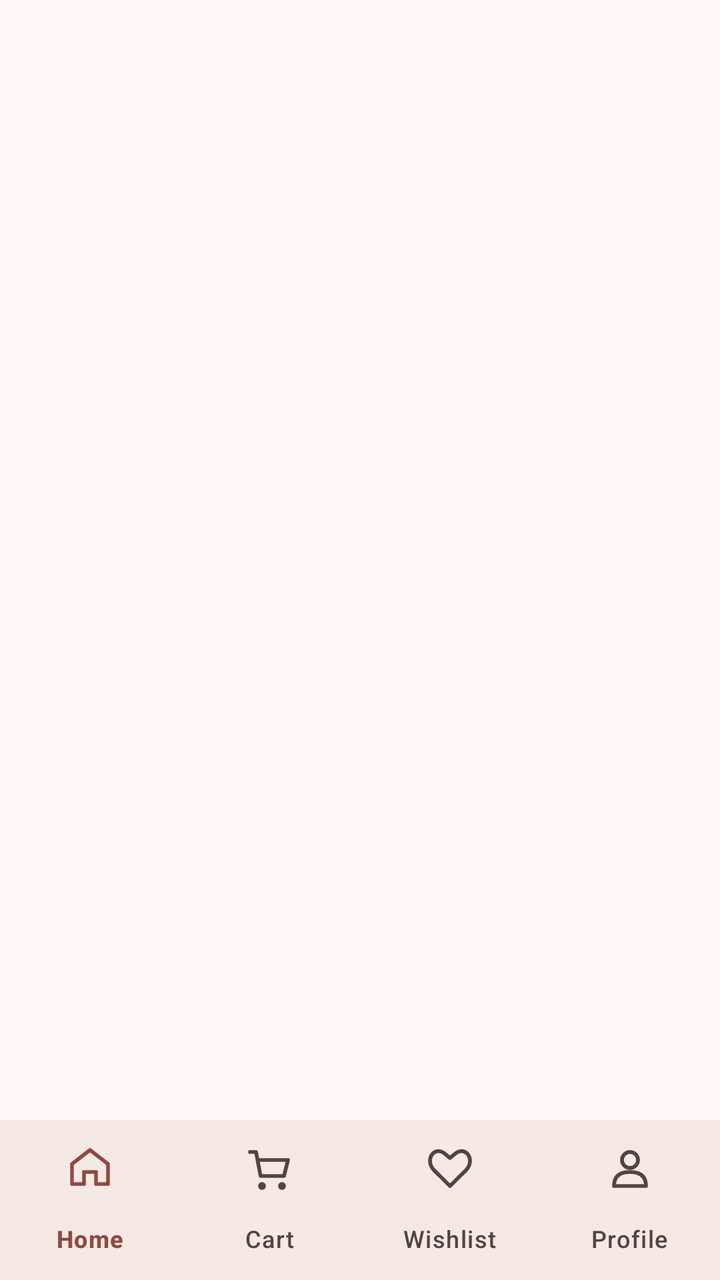
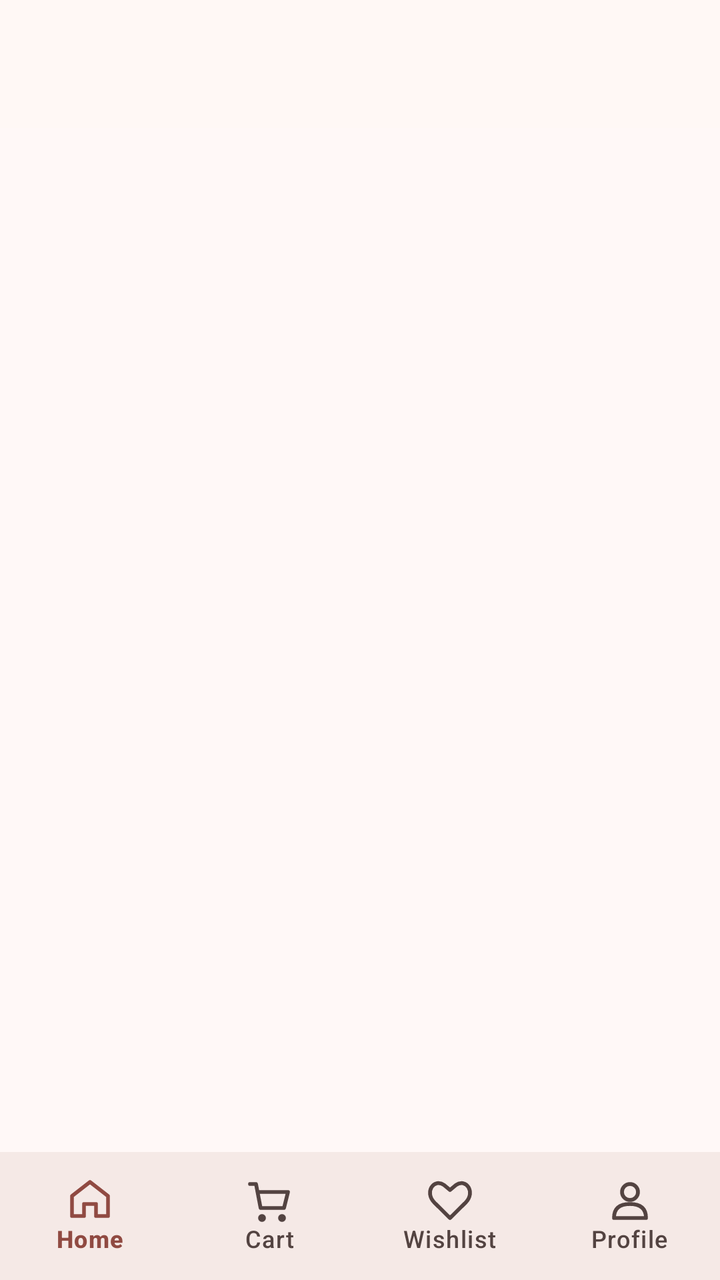

Two renders of the same Android screen: before a commit and after it. Below are the layout's source before the change and the commit's diff.
<!-- AndroidManifest.xml: application theme Theme.ButterQueen -->
<!-- res/layout/activity_main.xml -->
<?xml version="1.0" encoding="utf-8"?>
<androidx.drawerlayout.widget.DrawerLayout
    xmlns:android="http://schemas.android.com/apk/res/android"
    xmlns:app="http://schemas.android.com/apk/res-auto"
    xmlns:tools="http://schemas.android.com/tools"
    android:id="@+id/drawerLayout"
    android:layout_width="match_parent"
    android:layout_height="match_parent"
    android:background="@color/md_theme_background"
    tools:context=".activity.MainActivity">

    <LinearLayout
        android:id="@+id/mainContent"
        android:layout_width="match_parent"
        android:layout_height="match_parent"
        android:orientation="vertical"
        android:background="@color/md_theme_background">

        <com.google.android.material.appbar.MaterialToolbar
            android:id="@+id/toolbar"
            style="@style/Widget.ButterQueen.Toolbar"
            android:layout_width="match_parent"
            android:layout_height="?attr/actionBarSize"
            android:title="@string/toolbar_title"
            app:titleCentered="false" />

        <FrameLayout
            android:id="@+id/contentFrame"
            android:layout_width="match_parent"
            android:layout_height="0dp"
            android:layout_weight="1"
            android:background="@color/md_theme_background" />

        <com.google.android.material.bottomnavigation.BottomNavigationView
            android:id="@+id/bottomNavigation"
            style="@style/Widget.ButterQueen.BottomNavigation"
            android:layout_width="match_parent"
            android:layout_height="wrap_content"
            app:labelVisibilityMode="labeled"
            app:menu="@menu/bottom_nav_menu" />

    </LinearLayout>

    <com.google.android.material.navigation.NavigationView
        android:id="@+id/navigationView"
        style="@style/Widget.ButterQueen.NavigationView"
        android:layout_width="300dp"
        android:layout_height="match_parent"
        android:layout_gravity="start"
        app:headerLayout="@layout/side_nav_header"
        app:itemIconSize="24dp"
        app:menu="@menu/side_nav_menu" />

</androidx.drawerlayout.widget.DrawerLayout>
<!-- res/layout/side_nav_header.xml (included above) -->
<?xml version="1.0" encoding="utf-8"?>
<LinearLayout xmlns:android="http://schemas.android.com/apk/res/android"
    android:layout_width="match_parent"
    android:layout_height="220dp"
    android:orientation="vertical"
    android:gravity="bottom"
    android:padding="20dp"
    android:background="@color/md_theme_primaryContainer">

    <TextView
        android:id="@+id/headerWelcomeText"
        android:layout_width="wrap_content"
        android:layout_height="wrap_content"
        android:text="Welcome back"
        android:textColor="@color/md_theme_onPrimaryContainer"
        android:textSize="13sp"
        android:alpha="0.85" />

    <ImageView
        android:id="@+id/headerAvatar"
        android:layout_width="82dp"
        android:layout_height="82dp"
        android:layout_marginTop="12dp"
        android:layout_marginBottom="14dp"
        android:background="@drawable/bg_nav_avatar"
        android:scaleType="centerCrop"
        android:src="@drawable/account_circle_24px"
        android:contentDescription="Profile Image" />

    <TextView
        android:id="@+id/headerName"
        android:layout_width="wrap_content"
        android:layout_height="wrap_content"
        android:text="ButterQueen User"
        android:textColor="@color/md_theme_onPrimaryContainer"
        android:textSize="19sp"
        android:textStyle="bold" />

    <TextView
        android:id="@+id/headerEmail"
        android:layout_width="match_parent"
        android:layout_height="wrap_content"
        android:layout_marginTop="4dp"
        android:ellipsize="end"
        android:maxLines="1"
        android:text="user@email.com"
        android:textColor="@color/md_theme_onPrimaryContainer"
        android:textSize="14sp"
        android:alpha="0.90" />

    <TextView
        android:id="@+id/headerMemberText"
        android:layout_width="wrap_content"
        android:layout_height="wrap_content"
        android:layout_marginTop="8dp"
        android:text="Sweet Moments Member"
        android:textColor="@color/md_theme_onPrimaryContainer"
        android:textSize="12sp"
        android:alpha="0.75" />

</LinearLayout>
<!-- resources referenced by this layout -->
<resources>
  <color name="md_theme_background">#FFF8F7</color>
  <color name="md_theme_onPrimaryContainer">#73342D</color>
  <color name="md_theme_primaryContainer">#FFDAD5</color>
  <!-- drawable account_circle_24px (drawable) -->
  <vector xmlns:android="http://schemas.android.com/apk/res/android"
      android:width="24dp"
      android:height="24dp"
      android:viewportWidth="960"
      android:viewportHeight="960"
      android:tint="?attr/colorControlNormal">
    <path
        android:fillColor="@android:color/white"
        android:pathData="M234,684Q285,645 348,622.5Q411,600 480,600Q549,600 612,622.5Q675,645 726,684Q761,643 780.5,591Q800,539 800,480Q800,347 706.5,253.5Q613,160 480,160Q347,160 253.5,253.5Q160,347 160,480Q160,539 179.5,591Q199,643 234,684ZM380.5,479.5Q340,439 340,380Q340,321 380.5,280.5Q421,240 480,240Q539,240 579.5,280.5Q620,321 620,380Q620,439 579.5,479.5Q539,520 480,520Q421,520 380.5,479.5ZM480,880Q397,880 324,848.5Q251,817 197,763Q143,709 111.5,636Q80,563 80,480Q80,397 111.5,324Q143,251 197,197Q251,143 324,111.5Q397,80 480,80Q563,80 636,111.5Q709,143 763,197Q817,251 848.5,324Q880,397 880,480Q880,563 848.5,636Q817,709 763,763Q709,817 636,848.5Q563,880 480,880Z"/>
  </vector>
  <!-- drawable bg_nav_avatar (drawable) -->
  <?xml version="1.0" encoding="utf-8"?>
  <shape xmlns:android="http://schemas.android.com/apk/res/android"
      android:shape="oval">
      <solid android:color="@color/md_theme_secondaryContainer" />
  </shape>
  <string name="toolbar_title">ButterQueen</string>
  <style name="Widget.ButterQueen.BottomNavigation" parent="Widget.Material3.BottomNavigationView">
          <item name="android:background">@color/md_theme_surface</item>
          <item name="itemIconTint">@color/bq_bottom_nav_item_colors</item>
          <item name="itemTextColor">@color/bq_bottom_nav_item_colors</item>
      </style>
  <style name="Widget.ButterQueen.NavigationView" parent="Widget.Material3.NavigationView">
          <item name="android:background">@color/md_theme_surface</item>
          <item name="itemIconTint">@color/bq_nav_drawer_item_colors</item>
          <item name="itemTextColor">@color/bq_nav_drawer_item_colors</item>
      </style>
  <style name="Widget.ButterQueen.Toolbar" parent="Widget.Material3.Toolbar">
          <item name="android:background">@color/md_theme_surface</item>
          <item name="titleTextColor">@color/md_theme_onSurface</item>
          <item name="navigationIconTint">@color/md_theme_onSurface</item>
      </style>
  <color name="md_theme_secondaryContainer">#FFDAD5</color>
  <color name="md_theme_surface">#FFF8F5</color>
  <color name="md_theme_onSurface">#221A14</color>
  <color name="md_theme_primary">#904A42</color>
  <color name="md_theme_onPrimary">#FFFFFF</color>
  <color name="md_theme_secondary">#775652</color>
  <color name="md_theme_onSecondary">#FFFFFF</color>
  <color name="md_theme_onSecondaryContainer">#5D3F3B</color>
  <color name="md_theme_tertiary">#835415</color>
  <color name="md_theme_onTertiary">#FFFFFF</color>
  <color name="md_theme_tertiaryContainer">#FFDDBA</color>
  <color name="md_theme_onTertiaryContainer">#673D00</color>
  <color name="md_theme_error">#BA1A1A</color>
  <color name="md_theme_onError">#FFFFFF</color>
  <color name="md_theme_errorContainer">#FFDAD6</color>
  <color name="md_theme_onErrorContainer">#93000A</color>
  <color name="md_theme_onBackground">#231918</color>
  <color name="md_theme_surfaceVariant">#F5DDDA</color>
  <color name="md_theme_onSurfaceVariant">#534341</color>
  <color name="md_theme_outline">#857370</color>
  <color name="md_theme_outlineVariant">#D8C2BF</color>
  <!-- unchanged entries left out for length: 1 -->
</resources>

<!-- the commit's change to res/layout/activity_main.xml (unified diff, before → after) -->
@@ -37,6 +37,9 @@
             android:layout_width="match_parent"
             android:layout_height="wrap_content"
             app:labelVisibilityMode="labeled"
+            app:itemHorizontalTranslationEnabled="false"
+            app:itemIconSize="24dp"
+            android:minHeight="64dp"
             app:menu="@menu/bottom_nav_menu" />
 
     </LinearLayout>
@@ -55,8 +58,10 @@
 <!-- res/layout/side_nav_header.xml (included above) -->
 <?xml version="1.0" encoding="utf-8"?>
 <LinearLayout xmlns:android="http://schemas.android.com/apk/res/android"
+    xmlns:app="http://schemas.android.com/apk/res-auto"
     android:layout_width="match_parent"
-    android:layout_height="220dp"
+    android:layout_height="wrap_content"
+    android:minHeight="230dp"
     android:orientation="vertical"
     android:gravity="bottom"
     android:padding="20dp"
@@ -71,19 +76,28 @@
         android:textSize="13sp"
         android:alpha="0.85" />
 
-    <ImageView
-        android:id="@+id/headerAvatar"
+    <com.google.android.material.card.MaterialCardView
         android:layout_width="82dp"
         android:layout_height="82dp"
         android:layout_marginTop="12dp"
         android:layout_marginBottom="14dp"
-        android:background="@drawable/bg_nav_avatar"
-        android:scaleType="centerCrop"
-        android:src="@drawable/account_circle_24px"
-        android:contentDescription="Profile Image" />
+        app:cardCornerRadius="41dp"
+        app:cardElevation="0dp"
+        app:strokeColor="@color/md_theme_outlineVariant"
+        app:strokeWidth="1dp">
+        <ImageView
+            android:id="@+id/headerAvatar"
+            android:layout_width="match_parent"
+            android:layout_height="match_parent"
+            android:scaleType="centerCrop"
+            android:contentDescription="Profile image"
+            android:src="@drawable/account_circle_24px" />
+    </com.google.android.material.card.MaterialCardView>
 
     <TextView
         android:id="@+id/headerName"
+        android:maxLines="2"
+        android:ellipsize="end"
         android:layout_width="wrap_content"
         android:layout_height="wrap_content"
         android:text="ButterQueen User"
<!-- resource entries referenced after the edit -->
@@ -14,12 +14,6 @@
         android:fillColor="@android:color/white"
         android:pathData="M234,684Q285,645 348,622.5Q411,600 480,600Q549,600 612,622.5Q675,645 726,684Q761,643 780.5,591Q800,539 800,480Q800,347 706.5,253.5Q613,160 480,160Q347,160 253.5,253.5Q160,347 160,480Q160,539 179.5,591Q199,643 234,684ZM380.5,479.5Q340,439 340,380Q340,321 380.5,280.5Q421,240 480,240Q539,240 579.5,280.5Q620,321 620,380Q620,439 579.5,479.5Q539,520 480,520Q421,520 380.5,479.5ZM480,880Q397,880 324,848.5Q251,817 197,763Q143,709 111.5,636Q80,563 80,480Q80,397 111.5,324Q143,251 197,197Q251,143 324,111.5Q397,80 480,80Q563,80 636,111.5Q709,143 763,197Q817,251 848.5,324Q880,397 880,480Q880,563 848.5,636Q817,709 763,763Q709,817 636,848.5Q563,880 480,880Z"/>
   </vector>
-  <!-- drawable bg_nav_avatar (drawable) -->
-  <?xml version="1.0" encoding="utf-8"?>
-  <shape xmlns:android="http://schemas.android.com/apk/res/android"
-      android:shape="oval">
-      <solid android:color="@color/md_theme_secondaryContainer" />
-  </shape>
   <string name="toolbar_title">ButterQueen</string>
   <style name="Widget.ButterQueen.BottomNavigation" parent="Widget.Material3.BottomNavigationView">
           <item name="android:background">@color/md_theme_surface</item>
